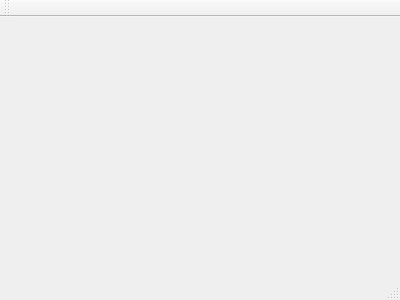
Before: the Qt Designer form MainWindow.ui in jonnenauha/taigaconfigcreator, drawn with Qt 5.
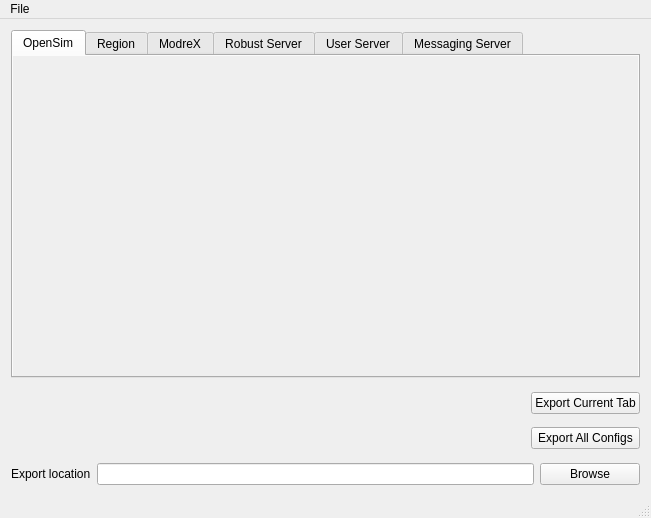
After: the same form once the commit is applied. Icons and pictures are not drawn.

The edit to the form file:
```diff
--- a/MainWindow.ui
+++ b/MainWindow.ui
@@ -1,24 +1,372 @@
 <ui version="4.0">
  <class>MainWindow</class>
- <widget class="QMainWindow" name="MainWindow" >
-  <property name="geometry" >
+ <widget class="QMainWindow" name="MainWindow">
+  <property name="geometry">
    <rect>
     <x>0</x>
     <y>0</y>
-    <width>400</width>
-    <height>300</height>
+    <width>651</width>
+    <height>518</height>
    </rect>
   </property>
   <property name="windowTitle" >
    <string>MainWindow</string>
   </property>
-  <widget class="QMenuBar" name="menuBar" />
-  <widget class="QToolBar" name="mainToolBar" />
-  <widget class="QWidget" name="centralWidget" />
-  <widget class="QStatusBar" name="statusBar" />
+  <widget class="QWidget" name="contentWidget">
+   <layout class="QVBoxLayout" name="verticalLayout_2">
+    <property name="spacing">
+     <number>6</number>
+    </property>
+    <item>
+     <layout class="QVBoxLayout" name="verticalLayout">
+      <item>
+       <widget class="QTabWidget" name="tabWidget">
+        <property name="currentIndex">
+         <number>0</number>
+        </property>
+        <widget class="QWidget" name="tabOpenSim">
+         <attribute name="title">
+          <string>OpenSim</string>
+         </attribute>
+         <layout class="QVBoxLayout" name="verticalLayout_3">
+          <property name="spacing">
+           <number>0</number>
+          </property>
+          <property name="margin">
+           <number>0</number>
+          </property>
+          <item>
+           <widget class="QScrollArea" name="scrollAreaOpenSim">
+            <property name="frameShape">
+             <enum>QFrame::NoFrame</enum>
+            </property>
+            <property name="widgetResizable">
+             <bool>true</bool>
+            </property>
+            <widget class="QWidget" name="contentOpenSim">
+             <property name="geometry">
+              <rect>
+               <x>0</x>
+               <y>0</y>
+               <width>625</width>
+               <height>319</height>
+              </rect>
+             </property>
+            </widget>
+           </widget>
+          </item>
+         </layout>
+        </widget>
+        <widget class="QWidget" name="tabRegion">
+         <attribute name="title">
+          <string>Region</string>
+         </attribute>
+         <layout class="QVBoxLayout" name="verticalLayout_4">
+          <property name="spacing">
+           <number>0</number>
+          </property>
+          <property name="margin">
+           <number>0</number>
+          </property>
+          <item>
+           <widget class="QScrollArea" name="scrollAreaRegion">
+            <property name="frameShape">
+             <enum>QFrame::NoFrame</enum>
+            </property>
+            <property name="widgetResizable">
+             <bool>true</bool>
+            </property>
+            <widget class="QWidget" name="contentRegion">
+             <property name="geometry">
+              <rect>
+               <x>0</x>
+               <y>0</y>
+               <width>625</width>
+               <height>319</height>
+              </rect>
+             </property>
+            </widget>
+           </widget>
+          </item>
+         </layout>
+        </widget>
+        <widget class="QWidget" name="tabModreX">
+         <attribute name="title">
+          <string>ModreX</string>
+         </attribute>
+         <layout class="QVBoxLayout" name="verticalLayout_5">
+          <property name="spacing">
+           <number>0</number>
+          </property>
+          <property name="margin">
+           <number>0</number>
+          </property>
+          <item>
+           <widget class="QScrollArea" name="scrollAreaModreX">
+            <property name="frameShape">
+             <enum>QFrame::NoFrame</enum>
+            </property>
+            <property name="widgetResizable">
+             <bool>true</bool>
+            </property>
+            <widget class="QWidget" name="contentModreX">
+             <property name="geometry">
+              <rect>
+               <x>0</x>
+               <y>0</y>
+               <width>625</width>
+               <height>319</height>
+              </rect>
+             </property>
+            </widget>
+           </widget>
+          </item>
+         </layout>
+        </widget>
+        <widget class="QWidget" name="tabRobust">
+         <attribute name="title">
+          <string>Robust Server</string>
+         </attribute>
+         <layout class="QVBoxLayout" name="verticalLayout_6">
+          <property name="spacing">
+           <number>0</number>
+          </property>
+          <property name="margin">
+           <number>0</number>
+          </property>
+          <item>
+           <widget class="QScrollArea" name="scrollAreaRobust">
+            <property name="frameShape">
+             <enum>QFrame::NoFrame</enum>
+            </property>
+            <property name="widgetResizable">
+             <bool>true</bool>
+            </property>
+            <widget class="QWidget" name="contentRobust">
+             <property name="geometry">
+              <rect>
+               <x>0</x>
+               <y>0</y>
+               <width>625</width>
+               <height>319</height>
+              </rect>
+             </property>
+            </widget>
+           </widget>
+          </item>
+         </layout>
+        </widget>
+        <widget class="QWidget" name="tabUser">
+         <attribute name="title">
+          <string>User Server</string>
+         </attribute>
+         <layout class="QVBoxLayout" name="verticalLayout_7">
+          <property name="spacing">
+           <number>0</number>
+          </property>
+          <property name="margin">
+           <number>0</number>
+          </property>
+          <item>
+           <widget class="QScrollArea" name="scrollAreaUser">
+            <property name="frameShape">
+             <enum>QFrame::NoFrame</enum>
+            </property>
+            <property name="widgetResizable">
+             <bool>true</bool>
+            </property>
+            <widget class="QWidget" name="contentUser">
+             <property name="geometry">
+              <rect>
+               <x>0</x>
+               <y>0</y>
+               <width>625</width>
+               <height>319</height>
+              </rect>
+             </property>
+            </widget>
+           </widget>
+          </item>
+         </layout>
+        </widget>
+        <widget class="QWidget" name="tabMessaging">
+         <attribute name="title">
+          <string>Messaging Server</string>
+         </attribute>
+         <layout class="QVBoxLayout" name="verticalLayout_8">
+          <property name="spacing">
+           <number>0</number>
+          </property>
+          <property name="margin">
+           <number>0</number>
+          </property>
+          <item>
+           <widget class="QScrollArea" name="scrollAreaMessaging">
+            <property name="frameShape">
+             <enum>QFrame::NoFrame</enum>
+            </property>
+            <property name="widgetResizable">
+             <bool>true</bool>
+            </property>
+            <widget class="QWidget" name="contentMessaging">
+             <property name="geometry">
+              <rect>
+               <x>0</x>
+               <y>0</y>
+               <width>625</width>
+               <height>319</height>
+              </rect>
+             </property>
+            </widget>
+           </widget>
+          </item>
+         </layout>
+        </widget>
+       </widget>
+      </item>
+     </layout>
+    </item>
+    <item>
+     <layout class="QHBoxLayout" name="bottomLayout">
+      <property name="spacing">
+       <number>0</number>
+      </property>
+      <property name="bottomMargin">
+       <number>0</number>
+      </property>
+      <item>
+       <widget class="QLabel" name="titleLabel">
+        <property name="sizePolicy">
+         <sizepolicy hsizetype="Fixed" vsizetype="Fixed">
+          <horstretch>0</horstretch>
+          <verstretch>0</verstretch>
+         </sizepolicy>
+        </property>
+        <property name="minimumSize">
+         <size>
+          <width>259</width>
+          <height>73</height>
+         </size>
+        </property>
+        <property name="text">
+         <string/>
+        </property>
+        <property name="pixmap">
+         <pixmap resource="resources.qrc">:/images/title.png</pixmap>
+        </property>
+       </widget>
+      </item>
+      <item>
+       <spacer name="horizontalSpacer">
+        <property name="orientation">
+         <enum>Qt::Horizontal</enum>
+        </property>
+        <property name="sizeHint" stdset="0">
+         <size>
+          <width>1</width>
+          <height>1</height>
+         </size>
+        </property>
+       </spacer>
+      </item>
+      <item>
+       <layout class="QVBoxLayout" name="buttonLayout">
+        <item>
+         <spacer name="verticalSpacer">
+          <property name="orientation">
+           <enum>Qt::Vertical</enum>
+          </property>
+          <property name="sizeType">
+           <enum>QSizePolicy::Minimum</enum>
+          </property>
+          <property name="sizeHint" stdset="0">
+           <size>
+            <width>1</width>
+            <height>1</height>
+           </size>
+          </property>
+         </spacer>
+        </item>
+        <item>
+         <widget class="QPushButton" name="pushButton_2">
+          <property name="text">
+           <string>Export Current Tab</string>
+          </property>
+         </widget>
+        </item>
+        <item>
+         <widget class="QPushButton" name="pushButton">
+          <property name="text">
+           <string>Export All Configs</string>
+          </property>
+         </widget>
+        </item>
+       </layout>
+      </item>
+     </layout>
+    </item>
+    <item>
+     <layout class="QHBoxLayout" name="locationLayout">
+      <item>
+       <widget class="QLabel" name="exportLocationLabel">
+        <property name="text">
+         <string>Export location</string>
+        </property>
+       </widget>
+      </item>
+      <item>
+       <widget class="QLineEdit" name="exportLocationLineEdit"/>
+      </item>
+      <item>
+       <widget class="QPushButton" name="exportLocationPushButton">
+        <property name="minimumSize">
+         <size>
+          <width>100</width>
+          <height>0</height>
+         </size>
+        </property>
+        <property name="text">
+         <string>Browse</string>
+        </property>
+       </widget>
+      </item>
+     </layout>
+    </item>
+   </layout>
+  </widget>
+  <widget class="QMenuBar" name="menuBar">
+   <property name="geometry">
+    <rect>
+     <x>0</x>
+     <y>0</y>
+     <width>651</width>
+     <height>21</height>
+    </rect>
+   </property>
+   <widget class="QMenu" name="menuFile">
+    <property name="title">
+     <string>File</string>
+    </property>
+    <addaction name="actionAbout"/>
+    <addaction name="actionExit"/>
+   </widget>
+   <addaction name="menuFile"/>
+  </widget>
+  <widget class="QStatusBar" name="statusBar"/>
+  <action name="actionAbout">
+   <property name="text">
+    <string>About</string>
+   </property>
+  </action>
+  <action name="actionExit">
+   <property name="text">
+    <string>Exit</string>
+   </property>
+  </action>
  </widget>
- <layoutDefault spacing="6" margin="11" />
- <pixmapfunction></pixmapfunction>
- <resources/>
+ <layoutdefault spacing="6" margin="11"/>
+ <resources>
+  <include location="resources.qrc"/>
+ </resources>
  <connections/>
 </ui>
```
Left out of the diff: 5 changed lines with no effect on the pictures.
